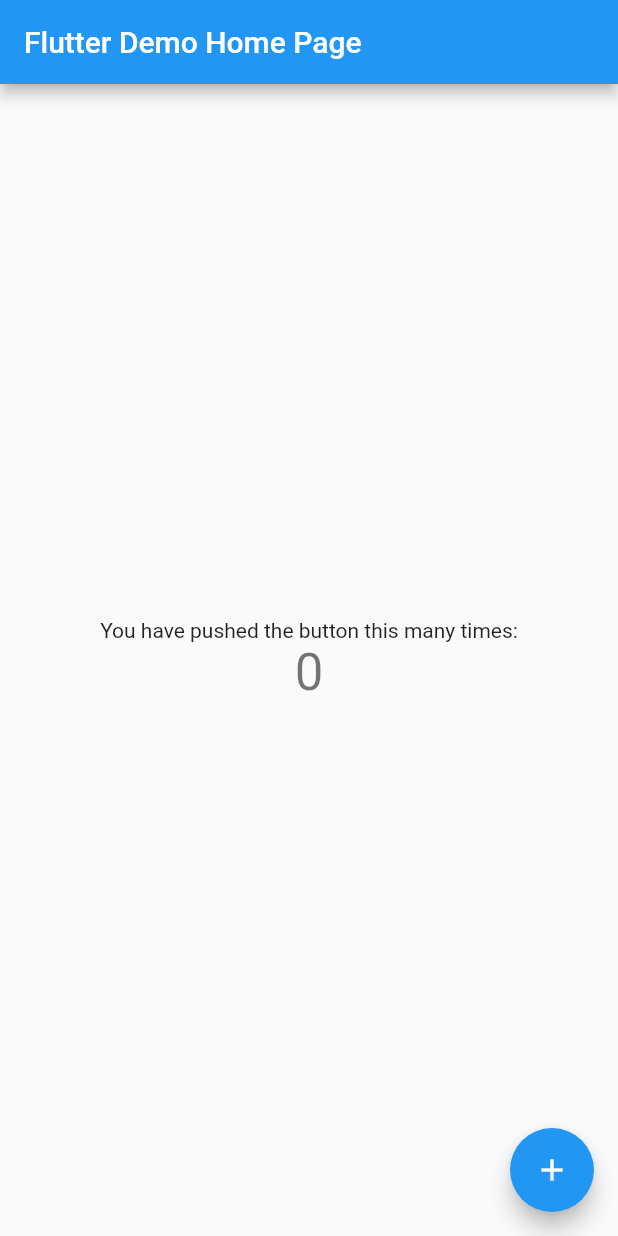
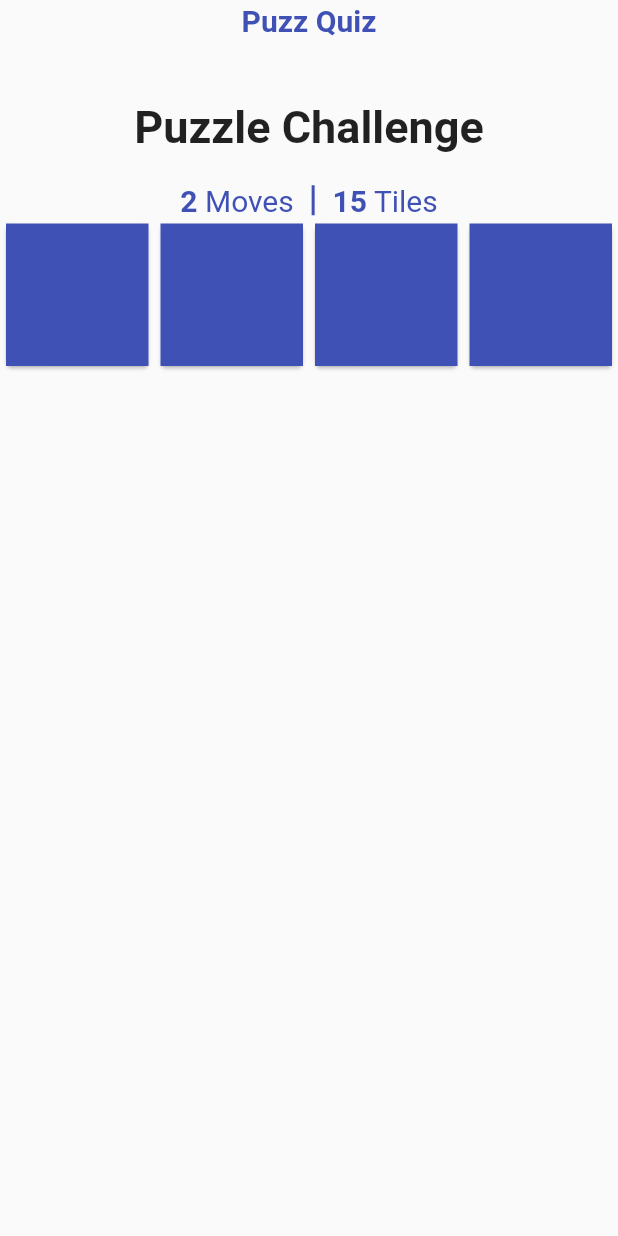
Before and after one commit to HeyAvi/flutter_puzzle, a Flutter app: the screen it shows after launch, on a phone screen of 412 x 824 dp. Run offline on Flutter 3.47's test engine with Material 2 defaults, Android fonts, the light colour scheme and no system bars.

Commit message:
added breakpoints.dart

```diff
--- /dev/null
+++ b/lib/additional/additional.dart
@@ -0,0 +1,28 @@
+import 'package:flutter/material.dart';
+
+import '../pages/homepage/homepage.dart';
+
+Map<String, Widget Function(BuildContext)> navigationMap = {
+  '/': (context) => const HomePage(),
+};
+
+bool widthMoreThan576(BuildContext context) {
+   if(MediaQuery.of(context).size.width > 576 && MediaQuery.of(context).size.width < 1200){
+     return true;
+   }else {
+     return false;
+   }
+}
+
+
+bool widthMoreThan1200(BuildContext context) {
+  if (MediaQuery.of(context).size.width >= 1200 &&
+      MediaQuery.of(context).size.width < 1440) {
+    return true;
+  } else {
+    return false;
+  }
+}
+
+bool widthMoreThan1440(BuildContext context) =>
+    MediaQuery.of(context).size.width > 1440 ? true : false;
--- a/lib/main.dart
+++ b/lib/main.dart
@@ -1,4 +1,5 @@
 import 'package:flutter/material.dart';
+import 'additional/additional.dart';
 
 void main() {
   runApp(const MyApp());
@@ -6,110 +7,14 @@
 
 class MyApp extends StatelessWidget {
   const MyApp({Key? key}) : super(key: key);
-
-  // This widget is the root of your application.
   @override
   Widget build(BuildContext context) {
     return MaterialApp(
       title: 'Flutter Demo',
       theme: ThemeData(
-        // This is the theme of your application.
-        //
-        // Try running your application with "flutter run". You'll see the
-        // application has a blue toolbar. Then, without quitting the app, try
-        // changing the primarySwatch below to Colors.green and then invoke
-        // "hot reload" (press "r" in the console where you ran "flutter run",
-        // or simply save your changes to "hot reload" in a Flutter IDE).
-        // Notice that the counter didn't reset back to zero; the application
-        // is not restarted.
-        primarySwatch: Colors.blue,
+        primarySwatch: Colors.indigo,
       ),
-      home: const MyHomePage(title: 'Flutter Demo Home Page'),
+      routes: navigationMap,
     );
   }
 }
-
-class MyHomePage extends StatefulWidget {
-  const MyHomePage({Key? key, required this.title}) : super(key: key);
-
-  // This widget is the home page of your application. It is stateful, meaning
-  // that it has a State object (defined below) that contains fields that affect
-  // how it looks.
-
-  // This class is the configuration for the state. It holds the values (in this
-  // case the title) provided by the parent (in this case the App widget) and
-  // used by the build method of the State. Fields in a Widget subclass are
-  // always marked "final".
-
-  final String title;
-
-  @override
-  State<MyHomePage> createState() => _MyHomePageState();
-}
-
-class _MyHomePageState extends State<MyHomePage> {
-  int _counter = 0;
-
-  void _incrementCounter() {
-    setState(() {
-      // This call to setState tells the Flutter framework that something has
-      // changed in this State, which causes it to rerun the build method below
-      // so that the display can reflect the updated values. If we changed
-      // _counter without calling setState(), then the build method would not be
-      // called again, and so nothing would appear to happen.
-      _counter++;
-    });
-  }
-
-  @override
-  Widget build(BuildContext context) {
-    // This method is rerun every time setState is called, for instance as done
-    // by the _incrementCounter method above.
-    //
-    // The Flutter framework has been optimized to make rerunning build methods
-    // fast, so that you can just rebuild anything that needs updating rather
-    // than having to individually change instances of widgets.
-    return Scaffold(
-      appBar: AppBar(
-        // Here we take the value from the MyHomePage object that was created by
-        // the App.build method, and use it to set our appbar title.
-        title: Text(widget.title),
-      ),
-      body: Center(
-        // Center is a layout widget. It takes a single child and positions it
-        // in the middle of the parent.
-        child: Column(
-          // Column is also a layout widget. It takes a list of children and
-          // arranges them vertically. By default, it sizes itself to fit its
-          // children horizontally, and tries to be as tall as its parent.
-          //
-          // Invoke "debug painting" (press "p" in the console, choose the
-          // "Toggle Debug Paint" action from the Flutter Inspector in Android
-          // Studio, or the "Toggle Debug Paint" command in Visual Studio Code)
-          // to see the wireframe for each widget.
-          //
-          // Column has various properties to control how it sizes itself and
-          // how it positions its children. Here we use mainAxisAlignment to
-          // center the children vertically; the main axis here is the vertical
-          // axis because Columns are vertical (the cross axis would be
-          // horizontal).
-          mainAxisAlignment: MainAxisAlignment.center,
-          children: <Widget>[
-            const Text(
-              'You have pushed the button this many times:',
-            ),
-            Text(
-              '$_counter',
-              style: Theme.of(context).textTheme.headline4,
-            ),
-          ],
-        ),
-      ),
-      floatingActionButton: FloatingActionButton(
-        onPressed: _incrementCounter,
-        tooltip: 'Increment',
-        child: const Icon(Icons.add),
-      ), // This trailing comma makes auto-formatting nicer for build methods.
-    );
-  }
-}
--- /dev/null
+++ b/lib/pages/homepage/homepage.dart
@@ -0,0 +1,23 @@
+import 'package:flutter/material.dart';
+import 'package:flutter_puzzle/pages/homepage/widgets/normal_screen_size.dart';
+import 'package:flutter_puzzle/pages/homepage/widgets/large_screen_size.dart';
+import 'package:flutter_puzzle/pages/homepage/widgets/medium_screen_size.dart';
+import 'package:flutter_puzzle/pages/responsive_builder/responsive_page_builder.dart';
+
+class HomePage extends StatefulWidget {
+  const HomePage({Key? key}) : super(key: key);
+
+  @override
+  _HomePageState createState() => _HomePageState();
+}
+
+class _HomePageState extends State<HomePage> {
+  @override
+  Widget build(BuildContext context) {
+    return ResponsiveLayoutBuilder(
+      small: (context, child) => const NormalScreenSize(),
+      medium: (context, child) => const MediumScreenSize(),
+      large: (context, child) => const LargeScreenSize(),
+    );
+  }
+}
--- /dev/null
+++ b/lib/pages/homepage/widgets/large_screen_size.dart
@@ -0,0 +1,15 @@
+import 'package:flutter/material.dart';
+
+class LargeScreenSize extends StatefulWidget {
+  const LargeScreenSize({Key? key}) : super(key: key);
+
+  @override
+  _LargeScreenSizeState createState() => _LargeScreenSizeState();
+}
+
+class _LargeScreenSizeState extends State<LargeScreenSize> {
+  @override
+  Widget build(BuildContext context) {
+    return Text('Large');
+  }
+}
--- /dev/null
+++ b/lib/pages/homepage/widgets/medium_screen_size.dart
@@ -0,0 +1,15 @@
+import 'package:flutter/material.dart';
+
+class MediumScreenSize extends StatefulWidget {
+  const MediumScreenSize({Key? key}) : super(key: key);
+
+  @override
+  _MediumScreenSizeState createState() => _MediumScreenSizeState();
+}
+
+class _MediumScreenSizeState extends State<MediumScreenSize> {
+  @override
+  Widget build(BuildContext context) {
+    return Text('Meduim');
+  }
+}
--- /dev/null
+++ b/lib/pages/homepage/widgets/normal_screen_size.dart
@@ -0,0 +1,130 @@
+import 'package:flutter/material.dart';
+
+class NormalScreenSize extends StatefulWidget {
+  const NormalScreenSize({Key? key}) : super(key: key);
+
+  @override
+  _NormalScreenSizeState createState() => _NormalScreenSizeState();
+}
+
+class _NormalScreenSizeState extends State<NormalScreenSize> {
+  @override
+  Widget build(BuildContext context) {
+    return Scaffold(
+      appBar: PreferredSize(
+        child: SafeArea(
+          child: Padding(
+            padding: const EdgeInsets.all(2.0),
+            child: Row(
+              mainAxisAlignment: MainAxisAlignment.center,
+              children: const [
+                Text(
+                  'Puzz Quiz',
+                  style: TextStyle(
+                      fontSize: 20,
+                      color: Colors.indigo,
+                      fontWeight: FontWeight.bold),
+                )
+              ],
+            ),
+          ),
+        ),
+        preferredSize: const Size.fromHeight(kToolbarHeight),
+      ),
+      body: Center(
+        child: Column(
+          children: [
+            const SizedBox(
+              height: 40,
+            ),
+            const Text(
+              'Puzzle Challenge',
+              style: TextStyle(
+                fontSize: 30,
+                fontWeight: FontWeight.bold,
+              ),
+            ),
+            const SizedBox(
+              height: 20,
+            ),
+            Row(
+              mainAxisAlignment: MainAxisAlignment.center,
+              children: const [
+                Text(
+                  '2',
+                  // todo get data and link
+                  style: TextStyle(
+                    fontSize: 20,
+                    fontWeight: FontWeight.bold,
+                    color: Colors.indigo,
+                  ),
+                ),
+                Text(
+                  ' Moves ',
+                  style: TextStyle(
+                    fontSize: 20,
+                    color: Colors.indigo,
+                  ),
+                ),
+                SizedBox(
+                  height: 20,
+                  child: VerticalDivider(
+                    color: Colors.indigo,
+                    thickness: 2,
+                  ),
+                ),
+                Text(
+                  ' 15', // todo get data and link
+                  style: TextStyle(
+                    fontSize: 20,
+                    fontWeight: FontWeight.bold,
+                    color: Colors.indigo,
+                  ),
+                ),
+                Text(
+                  ' Tiles',
+                  style: TextStyle(
+                    fontSize: 20,
+                    color: Colors.indigo,
+                  ),
+                )
+              ],
+            ),
+            GridView(
+              gridDelegate: const SliverGridDelegateWithFixedCrossAxisCount(
+                crossAxisCount: 4,
+              ),
+              shrinkWrap: true,
+              children: [
+                Card(
+                    child: Container(
+                  color: Colors.indigo,
+                  height: 100,
+                  width: 100,
+                )),
+                Card(
+                    child: Container(
+                  color: Colors.indigo,
+                  height: 100,
+                  width: 100,
+                )),
+                Card(
+                    child: Container(
+                  color: Colors.indigo,
+                  height: 100,
+                  width: 100,
+                )),
+                Card(
+                    child: Container(
+                  color: Colors.indigo,
+                  height: 100,
+                  width: 100,
+                )),
+              ],
+            )
+          ],
+        ),
+      ),
+    );
+  }
+}
--- /dev/null
+++ b/lib/pages/responsive_builder/breakpoints.dart
@@ -0,0 +1,11 @@
+/// Defines the breakpoints for the puzzle UI.
+abstract class PuzzleBreakpoints {
+  /// Max width for a small layout.
+  static const double small = 576;
+
+  /// Max width for a medium layout.
+  static const double medium = 1200;
+
+  /// Max width for a large layout.
+  static const double large = 1440;
+}
--- /dev/null
+++ b/lib/pages/responsive_builder/responsive_page_builder.dart
@@ -0,0 +1,68 @@
+import 'package:flutter/widgets.dart';
+
+import 'breakpoints.dart';
+
+/// Represents the layout size passed to [ResponsiveLayoutBuilder.child].
+enum ResponsiveLayoutSize {
+  /// Small layout
+  small,
+
+  /// Medium layout
+  medium,
+
+  /// Large layout
+  large
+}
+
+/// Signature for the individual builders (`small`, `medium`, `large`).
+typedef ResponsiveLayoutWidgetBuilder = Widget Function(BuildContext, Widget?);
+
+/// {@template responsive_layout_builder}
+/// A wrapper around [LayoutBuilder] which exposes builders for
+/// various responsive breakpoints.
+/// {@endtemplate}
+class ResponsiveLayoutBuilder extends StatelessWidget {
+  /// {@macro responsive_layout_builder}
+  const ResponsiveLayoutBuilder({
+    Key? key,
+    required this.small,
+    required this.medium,
+    required this.large,
+    this.child,
+  }) : super(key: key);
+
+  /// [ResponsiveLayoutWidgetBuilder] for small layout.
+  final ResponsiveLayoutWidgetBuilder small;
+
+  /// [ResponsiveLayoutWidgetBuilder] for medium layout.
+  final ResponsiveLayoutWidgetBuilder medium;
+
+  /// [ResponsiveLayoutWidgetBuilder] for large layout.
+  final ResponsiveLayoutWidgetBuilder large;
+
+  /// Optional child widget builder based on the current layout size
+  /// which will be passed to the `small`, `medium` and `large` builders
+  /// as a way to share/optimize shared layout.
+  final Widget Function(ResponsiveLayoutSize currentSize)? child;
+
+  @override
+  Widget build(BuildContext context) {
+    return LayoutBuilder(
+      builder: (context, constraints) {
+        final screenWidth = MediaQuery.of(context).size.width;
+
+        if (screenWidth <= PuzzleBreakpoints.small) {
+          return small(context, child?.call(ResponsiveLayoutSize.small));
+        }
+        if (screenWidth <= PuzzleBreakpoints.medium) {
+          return medium(context, child?.call(ResponsiveLayoutSize.medium));
+        }
+        if (screenWidth <= PuzzleBreakpoints.large) {
+          return large(context, child?.call(ResponsiveLayoutSize.large));
+        }
+
+        return large(context, child?.call(ResponsiveLayoutSize.large));
+      },
+    );
+  }
+}
```
Also changed, not shown: 18 other files.
